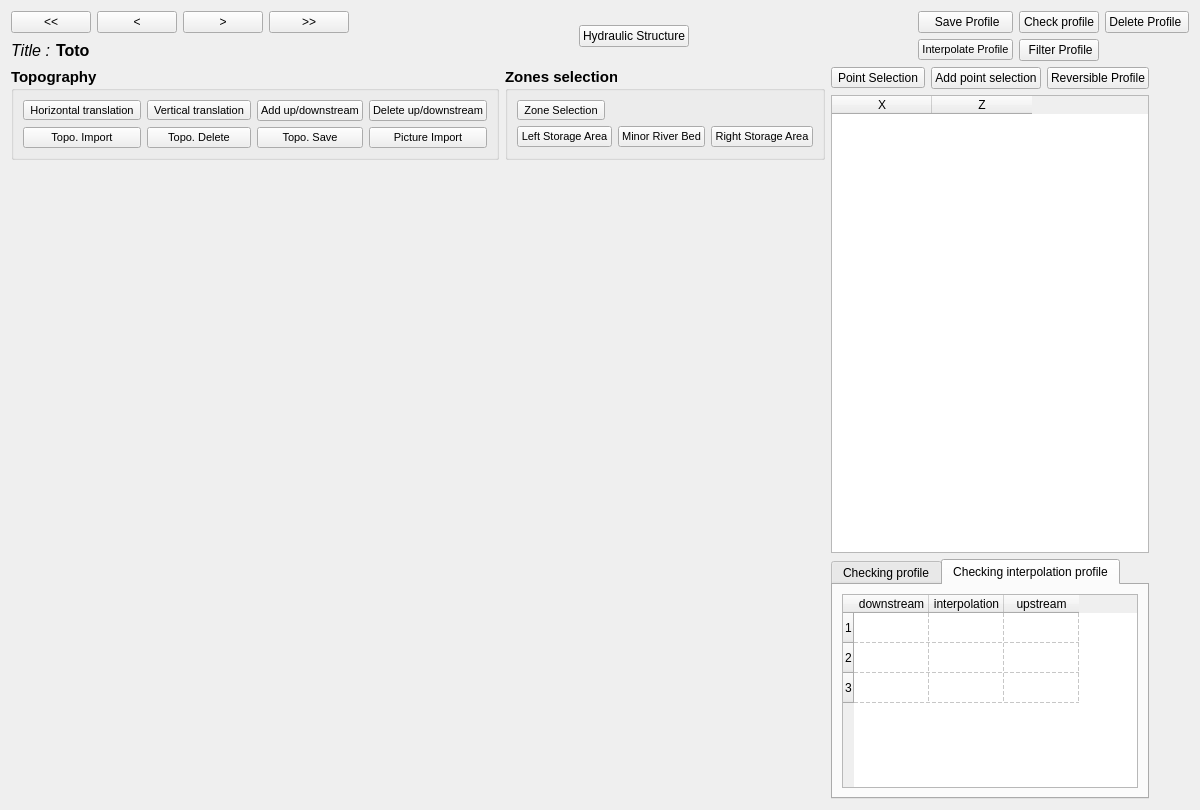
This is ui/graphProfil.ui in Artelia/Mascaret as Qt 5 draws it before an edit. The edited form follows.
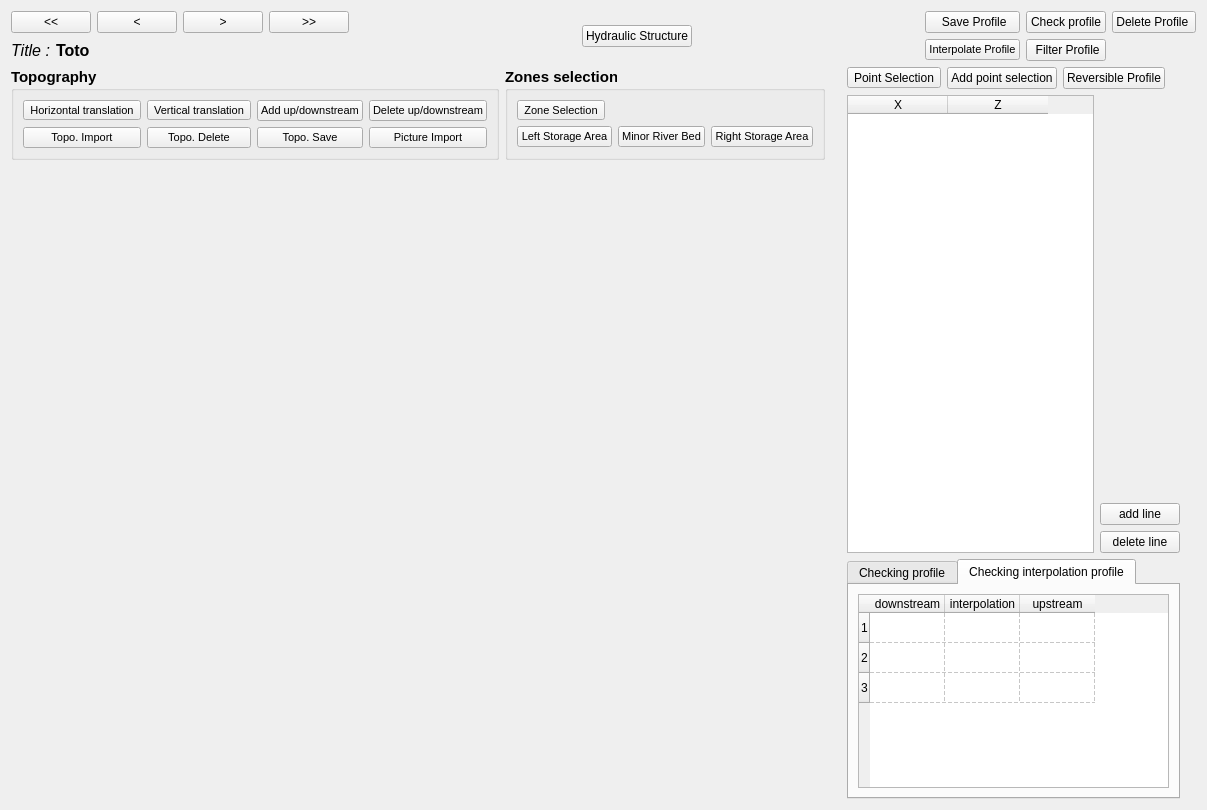
This is the edited form. Icons and pictures are not drawn.

Commit message:
Add line_ del line
Add line_ del line

The edit to the form file:
```diff
--- a/ui/graphProfil.ui
+++ b/ui/graphProfil.ui
@@ -9,7 +9,7 @@
    <rect>
     <x>0</x>
     <y>0</y>
-    <width>1124</width>
+    <width>1207</width>
     <height>810</height>
    </rect>
   </property>
@@ -615,6 +615,8 @@
           </layout>
          </item>
          <item>
+          <layout class="QHBoxLayout" name="horizontalLayout_7">
+           <item>
           <widget class="QTableWidget" name="tableWidget">
            <property name="sizePolicy">
             <sizepolicy hsizetype="Expanding" vsizetype="Expanding">
@@ -635,6 +637,39 @@
           </widget>
          </item>
          <item>
+            <layout class="QVBoxLayout" name="verticalLayout_7">
+             <item>
+              <spacer name="verticalSpacer_3">
+               <property name="orientation">
+                <enum>Qt::Vertical</enum>
+               </property>
+               <property name="sizeHint" stdset="0">
+                <size>
+                 <width>20</width>
+                 <height>40</height>
+                </size>
+               </property>
+              </spacer>
+             </item>
+             <item>
+              <widget class="QPushButton" name="bt_add_line">
+               <property name="text">
+                <string>add line</string>
+               </property>
+              </widget>
+             </item>
+             <item>
+              <widget class="QPushButton" name="bt_del_line">
+               <property name="text">
+                <string>delete line</string>
+               </property>
+              </widget>
+             </item>
+            </layout>
+           </item>
+          </layout>
+         </item>
+         <item>
           <widget class="QTabWidget" name="tab_aff">
            <property name="sizePolicy">
             <sizepolicy hsizetype="MinimumExpanding" vsizetype="Minimum">
@@ -760,9 +795,6 @@
          <property name="orientation">
           <enum>Qt::Horizontal</enum>
          </property>
-         <property name="sizeType">
-          <enum>QSizePolicy::Fixed</enum>
-         </property>
          <property name="sizeHint" stdset="0">
           <size>
            <width>40</width>
```
Left out of the diff: 54 changed lines with no effect on the pictures. Lines whose indentation alone changed are shown as unchanged. The commit also changes 1 other file.
